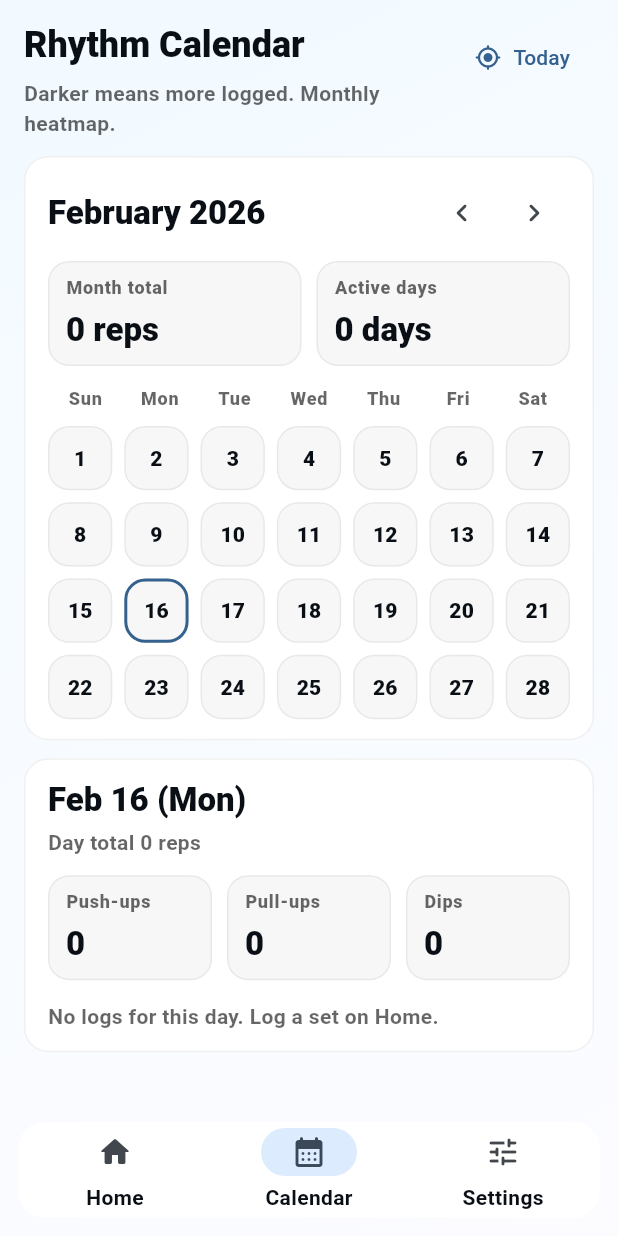
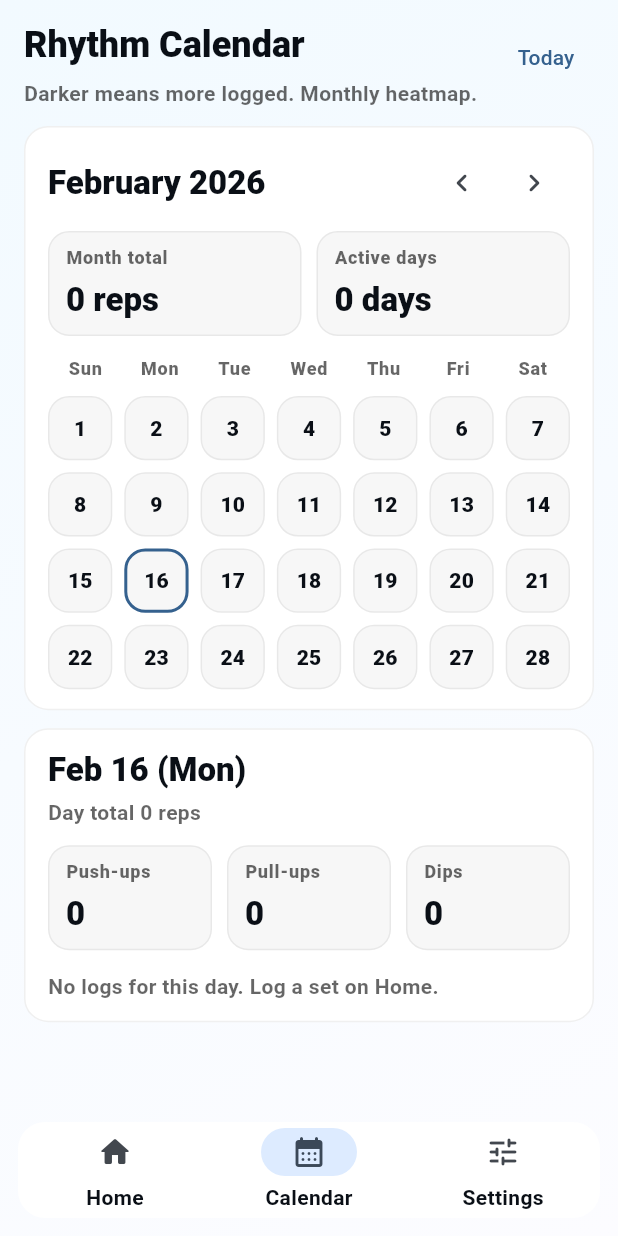
Before and after one commit to Forevernewvie/project-gtg-flutter, a Flutter app: the screen it shows after launch, item 2 of the bottom bar chosen, on a phone screen of 412 x 824 dp. Run offline on Flutter 3.47's test engine with Material 3 defaults, Android fonts, the phone set to English and light mode, and no system bars; our stand-ins replace flutter_local_notifications, flutter_riverpod, flutter_timezone, go_router, google_mobile_ads, timezone; missing offline and left inert: app_settings.

Commit message:
refactor: remove non-semantic icons and align icon semantics

```diff
--- a/lib/features/calendar/calendar_screen.dart
+++ b/lib/features/calendar/calendar_screen.dart
@@ -116,11 +116,7 @@ class _CalendarScreenState extends ConsumerState<CalendarScreen> {
                     ],
                   ),
                 ),
-                TextButton.icon(
-                  onPressed: _jumpToToday,
-                  icon: const Icon(Icons.my_location_rounded, size: 18),
-                  label: Text(l10n.today),
-                ),
+                TextButton(onPressed: _jumpToToday, child: Text(l10n.today)),
               ],
             ),
           ),
```
